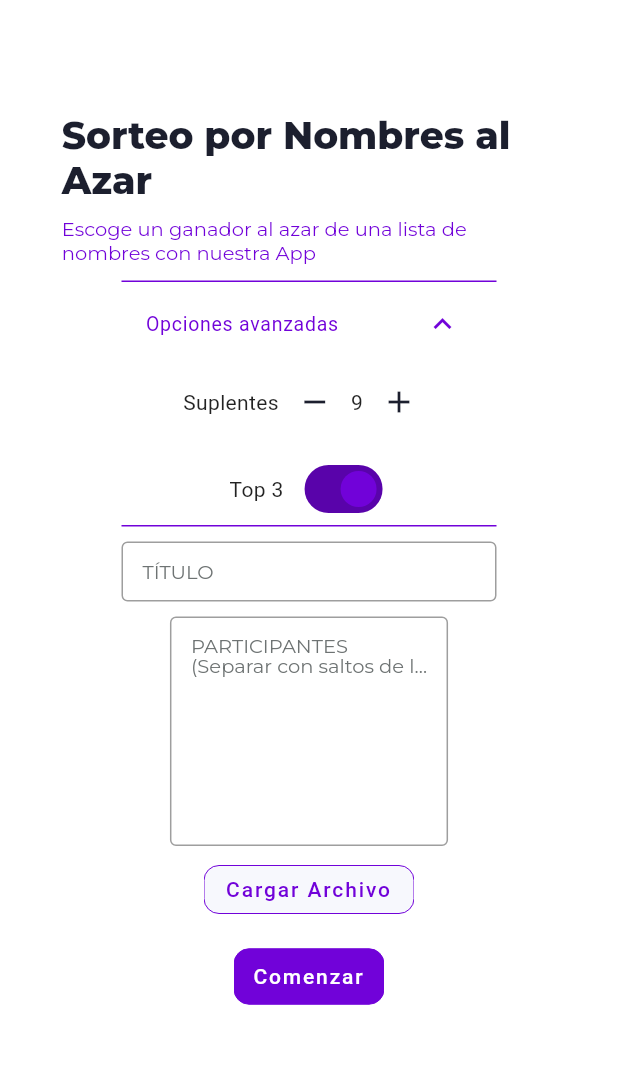
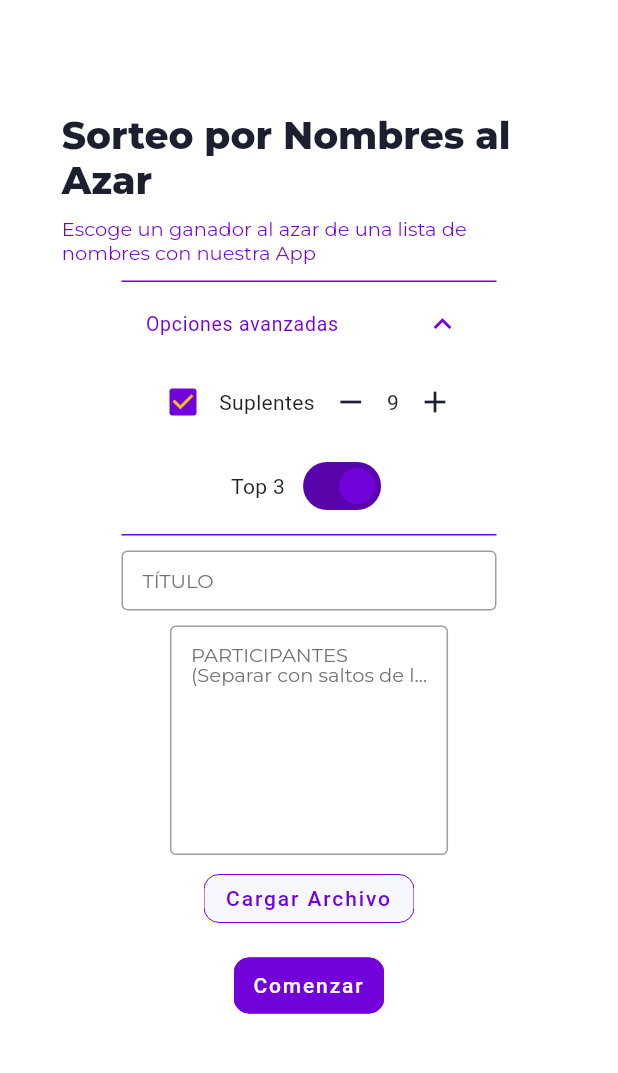
Before and after one commit to josemird/sorteos, a Flutter app: the screen it shows after launch, after a tap on "Opciones avanzadas", after a tap on the "remove" icon, on a phone screen of 412 x 824 dp, the part 90-1163 px from its top. Run offline on Flutter 3.47's test engine with Material 3 defaults, Android fonts, the phone set to English and light mode, and no system bars; our stand-ins replace cloud_firestore, firebase_core, flutter_svg, google_fonts; missing offline and left inert: dart:html; accounts and stored records are empty.

Commit message:
checkfield a 0 en suplentes

```diff
--- a/lib/screens/Home.dart
+++ b/lib/screens/Home.dart
@@ -7,6 +7,7 @@ import 'package:shoppy3/widget/button.dart';
 import 'package:shoppy3/widget/customAppBar.dart';
 import 'package:shoppy3/widget/espacio.dart';
 import 'package:shoppy3/widget/loading.dart';
+import 'package:shoppy3/widget/opcionesAvanzadas.dart';
 import 'package:shoppy3/widget/textFormField.dart';
 
 
@@ -23,6 +24,8 @@ class _HomePageState extends State<HomePage> {
   final TextEditingController tituloController = TextEditingController();
   final TextEditingController participantesController = TextEditingController();
   String? nombreArchivo;
+  bool checkSuplentes = true;
+
 
 
   // Variables para los nuevos campos
@@ -67,94 +70,33 @@ class _HomePageState extends State<HomePage> {
 
                 Espacio(ESPACIO_PEQUENO),
 
-                Container(
-
-                  width: 250,
-                  child: ExpansionTile(
-
-                    title: Text( "Opciones avanzadas",
-                        style: TextStyle(
-                            fontSize: 13,
-                        ),
-                    ),
-
-                    children: [
-
-                      Column(
-
-                        mainAxisAlignment: MainAxisAlignment.center,
-                        crossAxisAlignment: CrossAxisAlignment.center,
-
-                        children: [
-
-                          Row(
-
-                            crossAxisAlignment: CrossAxisAlignment.center,
-                            mainAxisAlignment: MainAxisAlignment.center,
-
-                            children: [
-
-                              Text("Suplentes"),
-
-                              Row(
-
-                                crossAxisAlignment: CrossAxisAlignment.center,
-                                mainAxisAlignment: MainAxisAlignment.center,
-
-                                children: [
-                                  IconButton(
-
-                                    icon: Icon(Icons.remove),
-                                    onPressed: () {
+                OpcionesAvanzadasWidget(
+                  suplentes: suplentes,
+                  habilitarTop: habilitarTop,
+                  checkSuplentes: checkSuplentes,
+                  onSuplentesChanged: (newSuplentes) {
                     setState(() {
-                                        if (suplentes > 0) suplentes--;
+                      suplentes = newSuplentes;
                     });
                   },
-
-                                  ),
-                                  Text('$suplentes'),
-                                  IconButton(
-
-                                    icon: Icon(Icons.add),
-                                    onPressed: () {
-                                      setState(() {
-                                        suplentes++;
-                                      });
-                                    },
-                                  ),
-                                ],
-                              ),
-                            ],
-                          ),
-
-                          Espacio(ESPACIO_PEQUENO),
-
-                          Row(
-
-                            crossAxisAlignment: CrossAxisAlignment.center,
-                            mainAxisAlignment: MainAxisAlignment.center,
-
-                            children: [
-
-                              Text("Top 3"),
-
-                              Espacio(ESPACIO_PEQUENO),
-
-                              Switch(
-                                value: habilitarTop,
-                                onChanged: (value) {
+                  onTopChanged: (value) {
                     setState(() {
                       habilitarTop = value;
                     });
                   },
+                  onCheckSuplentesChanged: (value) {
+                    setState(() {
+                      // Si value es true, se pone suplentes a 0, de lo contrario se mantiene el valor actual
+                      checkSuplentes = value ?? false;  // Aseguramos que el valor no sea nulo, si es nulo lo ponemos como falso
+                      if (checkSuplentes) {
+                        suplentes = 0;
+                      } else {
+                        suplentes = 10;  // Asigna el valor por defecto de suplentes
+                      }
+                    });
+                  },
                 ),
-                            ],
-                          ),
-                        ],
-                      ),
-                    ],
-                  ),
-                ),
+
 
                 Espacio(ESPACIO_PEQUENO),
 
@@ -295,5 +237,14 @@ class _HomePageState extends State<HomePage> {
     });
   }
 
+  void onCheckSuplentesChanged(bool value) {
+    setState(() {
+      checkSuplentes = value;
+      if (checkSuplentes) {
+        suplentes = 0; // Si está activado, se fija suplentes a 0
+      }
+    });
+  }
+
 
 }
--- /dev/null
+++ b/lib/widget/opcionesAvanzadas.dart
@@ -0,0 +1,100 @@
+import 'package:flutter/material.dart';
+
+class OpcionesAvanzadasWidget extends StatelessWidget {
+  final int suplentes;
+  final bool habilitarTop;
+  final bool checkSuplentes;
+  final ValueChanged<int> onSuplentesChanged;
+  final ValueChanged<bool> onTopChanged;
+  final ValueChanged<bool?> onCheckSuplentesChanged;
+
+  OpcionesAvanzadasWidget({
+    required this.suplentes,
+    required this.habilitarTop,
+    required this.checkSuplentes,
+    required this.onSuplentesChanged,
+    required this.onTopChanged,
+    required this.onCheckSuplentesChanged,
+  });
+
+  @override
+  Widget build(BuildContext context) {
+    return Container(
+      width: 250,
+      child: ExpansionTile(
+        title: Text(
+          "Opciones avanzadas",
+          style: TextStyle(
+            fontSize: 13,
+          ),
+        ),
+        children: [
+          Column(
+            mainAxisAlignment: MainAxisAlignment.center,
+            crossAxisAlignment: CrossAxisAlignment.center,
+            children: [
+              Row(
+                crossAxisAlignment: CrossAxisAlignment.center,
+                mainAxisAlignment: MainAxisAlignment.center,
+                children: [
+                  Checkbox(
+                    value: checkSuplentes,
+                    onChanged: (bool? value) {
+                      // Se actualiza el valor de suplentes según el checkbox
+                      onCheckSuplentesChanged(value);
+                      if (value == true) {
+                        onSuplentesChanged(10); // Establecer el valor de suplentes a 10
+                      } else {
+                        onSuplentesChanged(0); // Establecer el valor de suplentes a 0
+                      }
+                    },
+                  ),
+                  Text("Suplentes"),
+                  Row(
+                    crossAxisAlignment: CrossAxisAlignment.center,
+                    mainAxisAlignment: MainAxisAlignment.center,
+                    children: [
+                      IconButton(
+                        icon: Icon(Icons.remove),
+                        onPressed: checkSuplentes // Habilitar si el checkbox está marcado
+                            ? () {
+                          if (suplentes > 0) {
+                            onSuplentesChanged(suplentes - 1);
+                          }
+                        }
+                            : null,
+                      ),
+                      Text('$suplentes'),
+                      IconButton(
+                        icon: Icon(Icons.add),
+                        onPressed: checkSuplentes // Habilitar si el checkbox está marcado
+                            ? () {
+                          onSuplentesChanged(suplentes + 1);
+                        }
+                            : null,
+                      ),
+                    ],
+                  ),
+                ],
+              ),
+              SizedBox(height: 8),
+              Row(
+                crossAxisAlignment: CrossAxisAlignment.center,
+                mainAxisAlignment: MainAxisAlignment.center,
+                children: [
+                  Text("Top 3"),
+                  SizedBox(width: 8),
+                  Switch(
+                    value: habilitarTop,
+                    onChanged: onTopChanged,
+                  ),
+                ],
+              ),
+              SizedBox(height: 8),
+            ],
+          ),
+        ],
+      ),
+    );
+  }
+}
```
Also changed, not shown: lib/screens/Ganador.dart (+7 -4 lines). Lines whose indentation alone changed are shown as unchanged.
